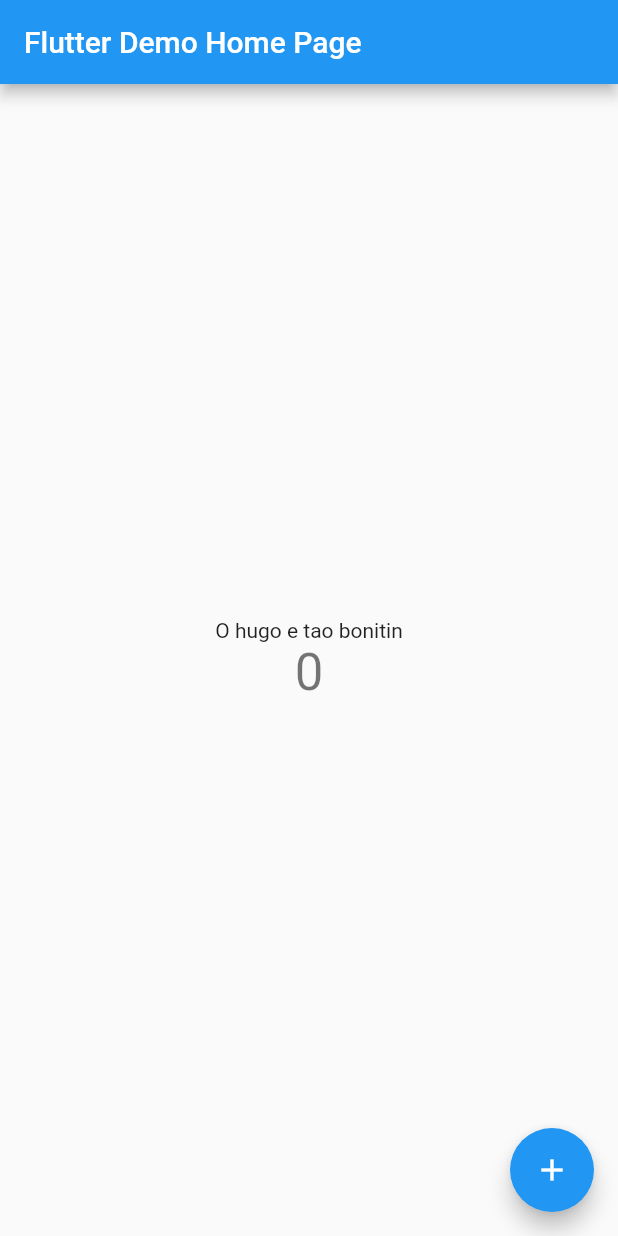
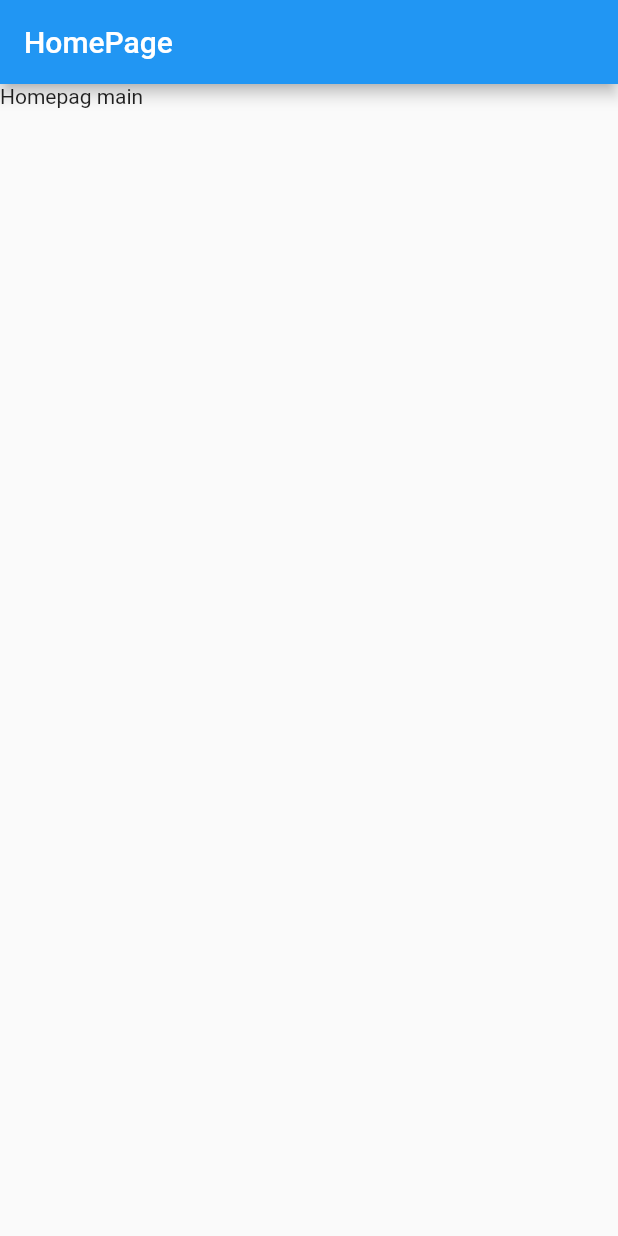
Before and after one commit to Nirayuki/eletronic_point, a Flutter app: the screen it shows after launch, on a phone screen of 412 x 824 dp. Run offline on Flutter 3.47's test engine with Material 2 defaults, Android fonts, the light colour scheme and no system bars.

Commit message:
Second commit

```diff
--- /dev/null
+++ b/lib/Model/MainModel.dart
@@ -0,0 +1,5 @@
+import 'package:flutter/material.dart';
+
+class MainModel extends ChangeNotifier {
+  static MainModel instance = MainModel();
+}
--- /dev/null
+++ b/lib/Pages/HomePage.dart
@@ -0,0 +1,23 @@
+import 'package:flutter/material.dart';
+
+class HomePage extends StatefulWidget {
+  const HomePage({Key? key}) : super(key: key);
+
+  @override
+  State<HomePage> createState() => _HomePageState();
+}
+
+class _HomePageState extends State<HomePage> {
+  @override
+  Widget build(BuildContext context) {
+    return MaterialApp(
+      debugShowCheckedModeBanner: false,
+      home: Scaffold(
+        appBar: AppBar(
+          title: Text("HomePage"),
+        ),
+        body: Text("Homepag main"),
+      ),
+    );
+  }
+}
--- a/lib/main.dart
+++ b/lib/main.dart
@@ -1,115 +1,16 @@
 import 'package:flutter/material.dart';
+import 'Pages/HomePage.dart';
 
-void main() {
-  runApp(const MyApp());
-}
+void main() => runApp(MyApp());
 
 class MyApp extends StatelessWidget {
-  const MyApp({Key? key}) : super(key: key);
-
-  // This widget is the root of your application.
   @override
   Widget build(BuildContext context) {
     return MaterialApp(
-      title: 'Flutter Demo',
-      theme: ThemeData(
-        // This is the theme of your application.
-        //
-        // Try running your application with "flutter run". You'll see the
-        // application has a blue toolbar. Then, without quitting the app, try
-        // changing the primarySwatch below to Colors.green and then invoke
-        // "hot reload" (press "r" in the console where you ran "flutter run",
-        // or simply save your changes to "hot reload" in a Flutter IDE).
-        // Notice that the counter didn't reset back to zero; the application
-        // is not restarted.
-        primarySwatch: Colors.blue,
-      ),
-      home: const MyHomePage(title: 'Flutter Demo Home Page'),
-    );
+        debugShowCheckedModeBanner: false,
+        initialRoute: '/',
+        routes: {
+          '/': (context) => HomePage(),
+        });
   }
 }
-
-class MyHomePage extends StatefulWidget {
-  const MyHomePage({Key? key, required this.title}) : super(key: key);
-
-  // This widget is the home page of your application. It is stateful, meaning
-  // that it has a State object (defined below) that contains fields that affect
-  // how it looks.
-
-  // This class is the configuration for the state. It holds the values (in this
-  // case the title) provided by the parent (in this case the App widget) and
-  // used by the build method of the State. Fields in a Widget subclass are
-  // always marked "final".
-
-  final String title;
-
-  @override
-  State<MyHomePage> createState() => _MyHomePageState();
-}
-
-class _MyHomePageState extends State<MyHomePage> {
-  int _counter = 0;
-
-  void _incrementCounter() {
-    setState(() {
-      // This call to setState tells the Flutter framework that something has
-      // changed in this State, which causes it to rerun the build method below
-      // so that the display can reflect the updated values. If we changed
-      // _counter without calling setState(), then the build method would not be
-      // called again, and so nothing would appear to happen.
-      _counter++;
-    });
-  }
-
-  @override
-  Widget build(BuildContext context) {
-    // This method is rerun every time setState is called, for instance as done
-    // by the _incrementCounter method above.
-    //
-    // The Flutter framework has been optimized to make rerunning build methods
-    // fast, so that you can just rebuild anything that needs updating rather
-    // than having to individually change instances of widgets.
-    return Scaffold(
-      appBar: AppBar(
-        // Here we take the value from the MyHomePage object that was created by
-        // the App.build method, and use it to set our appbar title.
-        title: Text(widget.title),
-      ),
-      body: Center(
-        // Center is a layout widget. It takes a single child and positions it
-        // in the middle of the parent.
-        child: Column(
-          // Column is also a layout widget. It takes a list of children and
-          // arranges them vertically. By default, it sizes itself to fit its
-          // children horizontally, and tries to be as tall as its parent.
-          //
-          // Invoke "debug painting" (press "p" in the console, choose the
-          // "Toggle Debug Paint" action from the Flutter Inspector in Android
-          // Studio, or the "Toggle Debug Paint" command in Visual Studio Code)
-          // to see the wireframe for each widget.
-          //
-          // Column has various properties to control how it sizes itself and
-          // how it positions its children. Here we use mainAxisAlignment to
-          // center the children vertically; the main axis here is the vertical
-          // axis because Columns are vertical (the cross axis would be
-          // horizontal).
-          mainAxisAlignment: MainAxisAlignment.center,
-          children: <Widget>[
-            const Text(
-              'O hugo e tao bonitin',
-            ),
-            Text(
-              '$_counter',
-              style: Theme.of(context).textTheme.headline4,
-            ),
-          ],
-        ),
-      ),
-      floatingActionButton: FloatingActionButton(
-        onPressed: _incrementCounter,
-        tooltip: 'Increment',
-        child: const Icon(Icons.add),
-      ), // This trailing comma makes auto-formatting nicer for build methods.
-    );
-  }
-}
```
Also changed, not shown: pubspec.lock.
